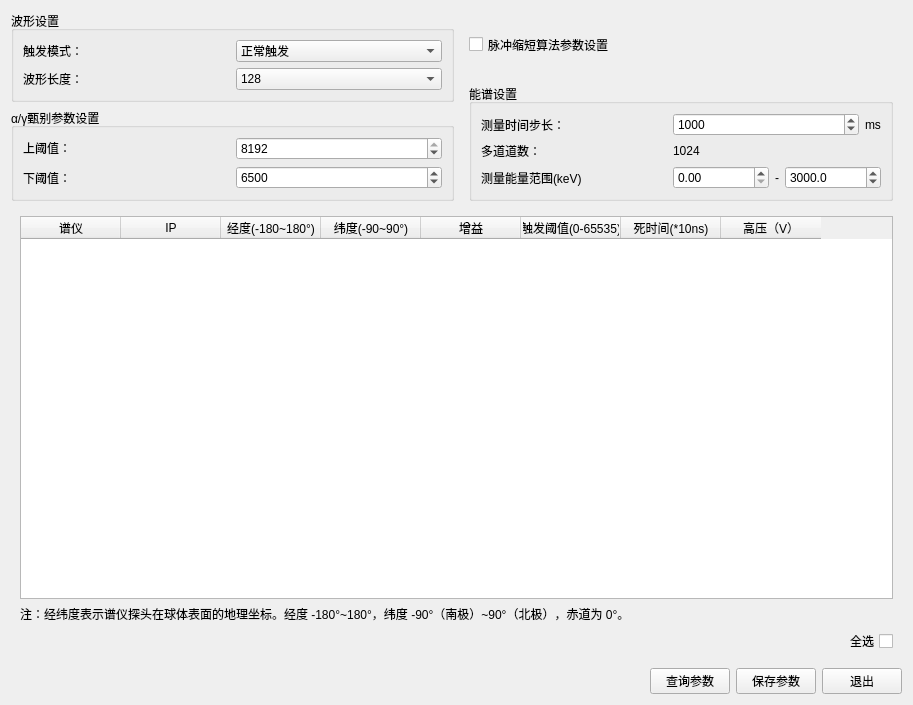
This is detsettingwindow.ui in MrXiaomao/HXR_Detector as Qt 5 draws it before an edit. The edited form follows.
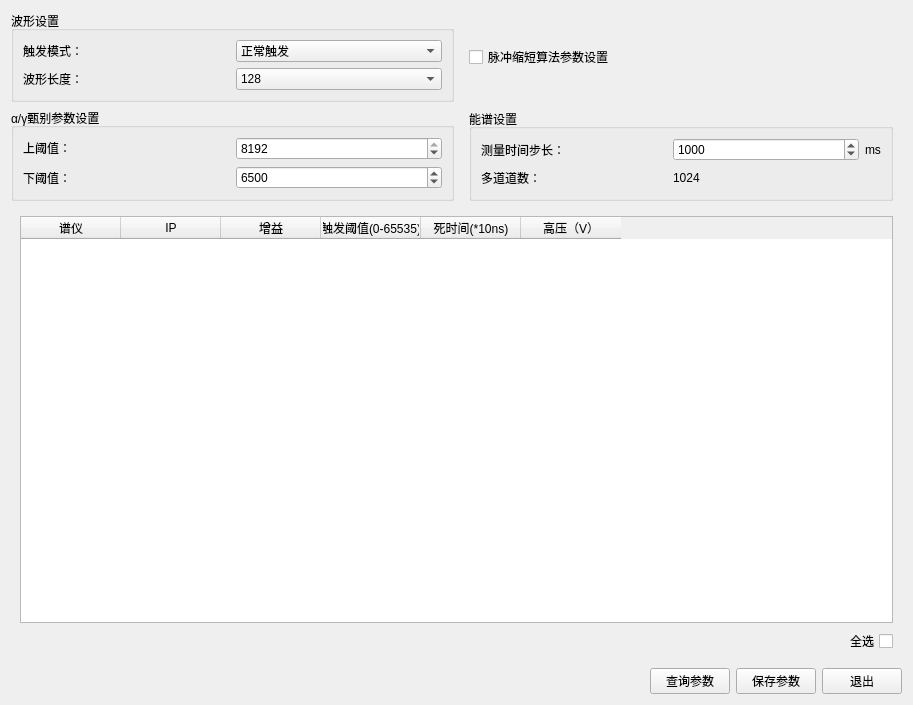
This is the edited form.

Commit message: 1、测量流程： 只有手动测量和自动测量。手动对应软件触发，自动对应硬件触发。触发方式只显示，不能选。 下发开始指令的时刻是开始时刻。收到第一帧能谱的时刻是打靶时刻，并写入 H5。 测量时长从第一帧开始显示。能谱刷新间隔大于 1 秒时，第一帧到达就先加上这段间隔。例如刷新间隔 2 秒，第一帧显示 00:00:02，之后继续累加。 默认勾选连续测量，只能手动停止。取消勾选后按「测量总时间」定时，到时自动发停止指令，到时前也可以手动停止。 冷却时长、定时预约开测、时间同步触发模块都已去掉。能谱刷新时间最小 1 ms。 2、探测器参数 经度、纬度已从界面、参数结构和 H5 字段中删除。 测量能量范围已删除。打开能量刻度时，横轴按刻度系数覆盖全部 1024 道。 3、交换机 只保留一台交换机。第 2、第 3 台的地址、启用开关和端口表已去掉。保存时固定 Switcher/count=1。 4、名称 软件名称改为「HXR分时能谱软件」。离线窗口标题也改了。 工程文件改为 HXR.pro。Release 生成 HXR.exe，Debug 生成 HXRd.exe，输出目录改为 build_HXR。

```diff
--- a/detsettingwindow.ui
+++ b/detsettingwindow.ui
@@ -265,63 +265,6 @@
               </property>
              </widget>
             </item>
-            <item row="2" column="0">
-             <widget class="QLabel" name="label_6">
-              <property name="text">
-               <string>测量能量范围(keV)</string>
-              </property>
-             </widget>
-            </item>
-            <item row="2" column="1" colspan="2">
-             <widget class="QWidget" name="widget_3" native="true">
-              <layout class="QHBoxLayout" name="horizontalLayout_4">
-               <property name="leftMargin">
-                <number>0</number>
-               </property>
-               <property name="topMargin">
-                <number>0</number>
-               </property>
-               <property name="rightMargin">
-                <number>0</number>
-               </property>
-               <property name="bottomMargin">
-                <number>0</number>
-               </property>
-               <item>
-                <widget class="QDoubleSpinBox" name="dsp_spectrumPlotEnMin"/>
-               </item>
-               <item>
-                <widget class="QLabel" name="label_8">
-                 <property name="sizePolicy">
-                  <sizepolicy hsizetype="Fixed" vsizetype="Preferred">
-                   <horstretch>0</horstretch>
-                   <verstretch>0</verstretch>
-                  </sizepolicy>
-                 </property>
-                 <property name="text">
-                  <string>-</string>
-                 </property>
-                 <property name="alignment">
-                  <set>Qt::AlignCenter</set>
-                 </property>
-                </widget>
-               </item>
-               <item>
-                <widget class="QDoubleSpinBox" name="dsp_spectrumPlotEnMax">
-                 <property name="decimals">
-                  <number>1</number>
-                 </property>
-                 <property name="maximum">
-                  <double>30000.000000000000000</double>
-                 </property>
-                 <property name="value">
-                  <double>3000.000000000000000</double>
-                 </property>
-                </widget>
-               </item>
-              </layout>
-             </widget>
-            </item>
            </layout>
           </widget>
          </item>
@@ -379,16 +322,6 @@
           <string>IP</string>
          </property>
         </column>
-        <column>
-         <property name="text">
-          <string>经度(-180~180°)</string>
-         </property>
-        </column>
-        <column>
-         <property name="text">
-          <string>纬度(-90~90°)</string>
-         </property>
-        </column>
         <column>
          <property name="text">
           <string>增益</string>
@@ -411,16 +344,6 @@
         </column>
        </widget>
       </item>
-      <item>
-       <widget class="QLabel" name="label_9">
-        <property name="text">
-         <string>注：经纬度表示谱仪探头在球体表面的地理坐标。经度 -180°~180°，纬度 -90°（南极）~90°（北极），赤道为 0°。</string>
-        </property>
-        <property name="wordWrap">
-         <bool>true</bool>
-        </property>
-       </widget>
-      </item>
       <item>
        <widget class="QCheckBox" name="checkBox_selectAll">
         <property name="layoutDirection">
```
The commit also changes 22 other files.
